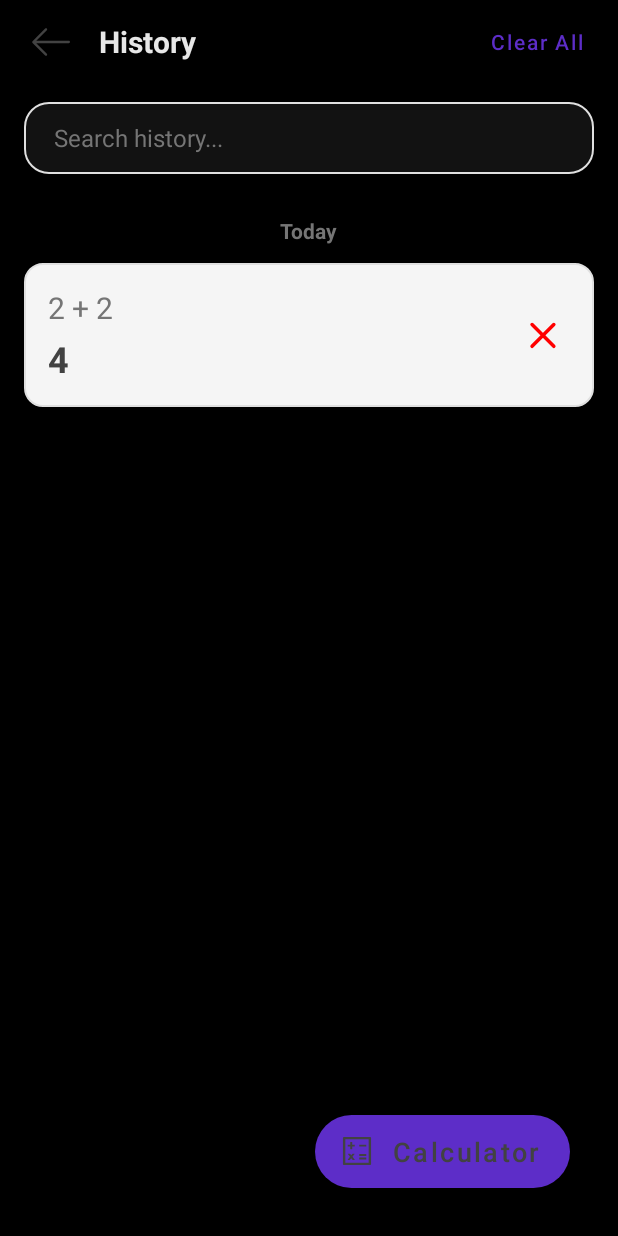
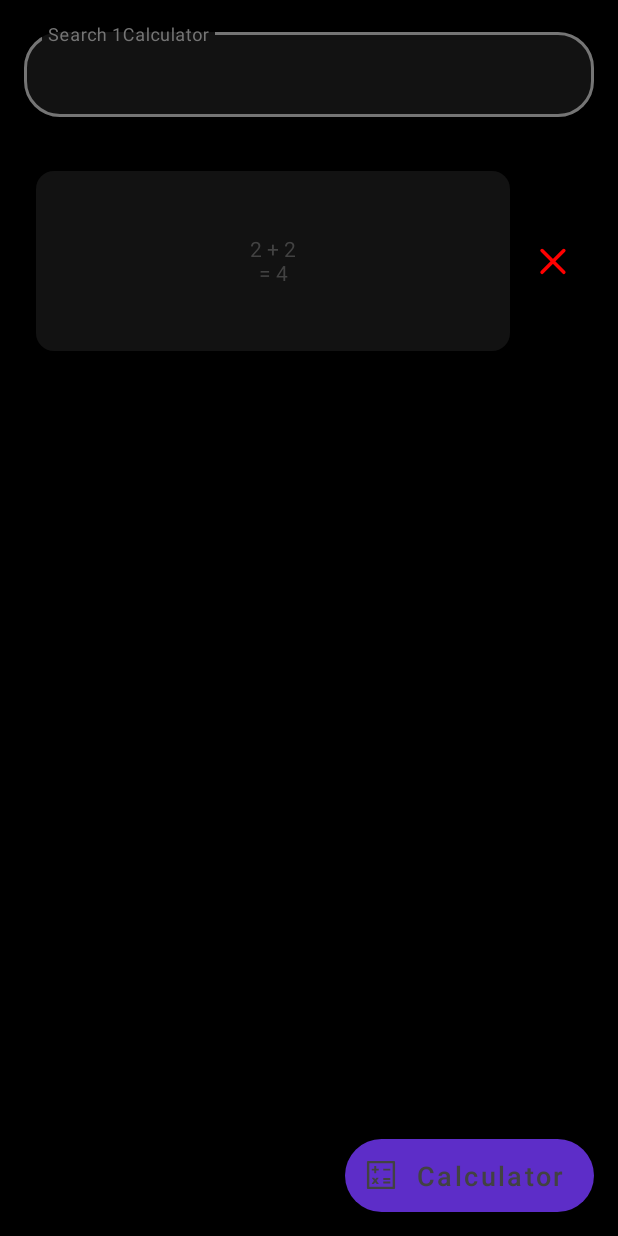
Before and after one commit to shaadowapp/1calculator, an Android app: the HistoryActivity screen opened directly, with no data from a screen before it, on a phone screen of 412 x 824 dp. Run offline under Robolectric (Android 15) with nearby library versions, the phone set to English and light mode, and no system bars; our stand-ins replace Room's generated code.

```diff
--- a/app/src/main/java/com/shaadow/onecalculator/HistoryActivity.kt
+++ b/app/src/main/java/com/shaadow/onecalculator/HistoryActivity.kt
@@ -33,7 +33,7 @@ import kotlinx.coroutines.cancel
 import kotlinx.coroutines.flow.collectLatest
 
 class HistoryActivity : AppCompatActivity() {
-    private lateinit var adapter: HistorySectionAdapter
+    private lateinit var adapter: HistoryAdapter
     private lateinit var recyclerView: RecyclerView
     private lateinit var db: HistoryDatabase
     private var allItems = mutableListOf<HistoryEntity>() // for search
@@ -130,34 +130,18 @@ class HistoryActivity : AppCompatActivity() {
     }
 
     private fun setupRecyclerView() {
-        adapter = HistorySectionAdapter { item, _ ->
-            deleteHistoryItem(item)
-        }
+        adapter = HistoryAdapter(
+            onItemClick = { historyEntity ->
+                val intent = Intent(this, MainActivity::class.java)
+                intent.putExtra("expression", historyEntity.expression)
+                intent.putExtra("result", historyEntity.result)
+                startActivity(intent)
+            },
+            onDeleteClick = { historyEntity ->
+                deleteHistoryItem(historyEntity)
+            }
+        )
         recyclerView.adapter = adapter
-
-        // Add click listener for history items
-        adapter.setOnItemClickListener { historyEntity ->
-            val intent = Intent(this, MainActivity::class.java)
-            intent.putExtra("expression", historyEntity.expression)
-            intent.putExtra("result", historyEntity.result)
-            startActivity(intent)
-        }
-
-        // Swipe to delete (LEFT)
-        val itemTouchHelper = ItemTouchHelper(object : ItemTouchHelper.SimpleCallback(0, ItemTouchHelper.LEFT) {
-            override fun onMove(rv: RecyclerView, vh: RecyclerView.ViewHolder, target: RecyclerView.ViewHolder) = false
-            override fun onSwiped(vh: RecyclerView.ViewHolder, dir: Int) {
-                val pos = vh.bindingAdapterPosition
-                if (pos != RecyclerView.NO_POSITION) {
-                    // Find the actual history item from the adapter
-                    val item = adapter.getItemAt(pos)
-                    if (item is HistoryItem.HistoryEntry) {
-                        deleteHistoryItem(item.entity)
-                    }
-                }
-            }
-        })
-        itemTouchHelper.attachToRecyclerView(recyclerView)
     }
 
     private fun deleteHistoryItem(item: HistoryEntity) {
@@ -166,7 +150,7 @@ class HistoryActivity : AppCompatActivity() {
                 db.historyDao().deleteById(item.id)
                 withContext(Dispatchers.Main) {
                     allItems.remove(item)
-                    adapter.updateHistory(allItems)
+                    adapter.submitList(allItems)
                     if (allItems.isEmpty()) showNoHistory()
                 }
             } catch (e: Exception) {
@@ -178,33 +162,15 @@ class HistoryActivity : AppCompatActivity() {
     }
 
     private fun setupSearch() {
-        val searchInput = findViewById<EditText>(R.id.search_input) ?: return
-
-        // Search logic with highlight
-        fun highlightMatch(text: String, query: String): SpannableString {
-            if (query.isBlank()) return SpannableString(text)
-            val lowerText = text.lowercase()
-            val lowerQuery = query.lowercase()
-            val start = lowerText.indexOf(lowerQuery)
-            return if (start >= 0) {
-                val end = start + query.length
-                val spannable = SpannableString(text)
-                spannable.setSpan(
-                    BackgroundColorSpan(Color.YELLOW),
-                    start, end,
-                    Spannable.SPAN_EXCLUSIVE_EXCLUSIVE
-                )
-                spannable
-            } else {
-                SpannableString(text)
-            }
-        }
+        // Get search EditText from the TextInputLayout
+        val textInputLayout = findViewById<com.google.android.material.textfield.TextInputLayout>(R.id.textInputLayout)
+        val searchInput = textInputLayout?.editText ?: return
 
         fun filterHistory(query: String) {
             val filtered = if (query.isBlank()) allItems else allItems.filter {
                 it.expression.contains(query, ignoreCase = true) || it.result.contains(query, ignoreCase = true)
             }
-            adapter.updateHistory(filtered)
+            adapter.submitList(filtered)
             val notFoundText = findViewById<TextView>(R.id.no_history_found)
             notFoundText?.visibility = if (filtered.isEmpty()) View.VISIBLE else View.GONE
         }
@@ -213,17 +179,10 @@ class HistoryActivity : AppCompatActivity() {
             override fun beforeTextChanged(s: CharSequence?, start: Int, count: Int, after: Int) {}
             override fun onTextChanged(s: CharSequence?, start: Int, before: Int, count: Int) {
                 val query = s?.toString() ?: ""
-                adapter.setQuery(query)
                 filterHistory(query)
             }
             override fun afterTextChanged(s: Editable?) {}
         })
-
-        // Highlight in adapter
-        adapter.setHighlighter { item, query, holder ->
-            holder.tvExpression.text = highlightMatch(item.expression, query)
-            holder.tvResult.text = highlightMatch(item.result, query)
-        }
 
         // Make search input focusable only after user taps it
         searchInput.setOnClickListener {
@@ -245,7 +204,7 @@ class HistoryActivity : AppCompatActivity() {
                         try {
                             allItems.clear()
                             allItems.addAll(allHistory)
-                            adapter.updateHistory(allItems)
+                            adapter.submitList(allItems)
                             if (allItems.isEmpty()) showNoHistory()
                         } catch (e: Exception) {
                             e.printStackTrace()
@@ -264,14 +223,6 @@ class HistoryActivity : AppCompatActivity() {
     }
 
     private fun setupClickListeners() {
-        findViewById<Button>(R.id.btn_clear_all)?.setOnClickListener {
-            clearAllHistory()
-        }
-
-        findViewById<android.widget.ImageButton>(R.id.btn_back)?.setOnClickListener {
-            finish()
-        }
-
         findViewById<com.google.android.material.floatingactionbutton.ExtendedFloatingActionButton>(R.id.fab_calculator)?.setOnClickListener {
             finish()
         }
@@ -285,7 +236,7 @@ class HistoryActivity : AppCompatActivity() {
                 db.historyDao().clearAll()
                 withContext(Dispatchers.Main) {
                     allItems.clear()
-                    adapter.updateHistory(allItems)
+                    adapter.submitList(allItems)
                     showNoHistory()
                     Toast.makeText(this@HistoryActivity, R.string.clear_all, Toast.LENGTH_SHORT).show()
                 }
@@ -305,12 +256,12 @@ class HistoryActivity : AppCompatActivity() {
         try {
             allItems.clear()
             allItems.add(HistoryEntity(expression = getString(R.string.no_history), result = ""))
-            adapter.updateHistory(allItems)
+            adapter.submitList(allItems)
         } catch (e: Exception) {
             // Fallback if string resource is not available
             allItems.clear()
             allItems.add(HistoryEntity(expression = "No history yet", result = ""))
-            adapter.updateHistory(allItems)
+            adapter.submitList(allItems)
         }
     }
 
--- /dev/null
+++ b/app/src/main/java/com/shaadow/onecalculator/HistoryAdapter.kt
@@ -0,0 +1,92 @@
+package com.shaadow.onecalculator
+
+import android.view.LayoutInflater
+import android.view.View
+import android.view.ViewGroup
+import android.widget.TextView
+import android.widget.ImageButton
+import androidx.recyclerview.widget.RecyclerView
+import androidx.recyclerview.widget.DiffUtil
+import androidx.recyclerview.widget.ListAdapter
+
+/**
+ * RecyclerView adapter for displaying history items in a category button style format.
+ * This adapter uses DiffUtil for efficient list updates and provides click handling
+ * for individual history items and delete functionality.
+ *
+ * @param onItemClick Callback function invoked when a history item is clicked
+ * @param onDeleteClick Callback function invoked when delete button is clicked
+ * @author Calculator Team
+ * @since 1.0
+ */
+class HistoryAdapter(
+    private val onItemClick: (HistoryEntity) -> Unit,
+    private val onDeleteClick: (HistoryEntity) -> Unit
+) : ListAdapter<HistoryEntity, HistoryAdapter.ViewHolder>(HistoryDiffCallback()) {
+
+    /**
+     * DiffUtil callback for efficiently comparing HistoryEntity items.
+     * Enables smooth animations and performance optimization when the list updates.
+     */
+    class HistoryDiffCallback : DiffUtil.ItemCallback<HistoryEntity>() {
+        override fun areItemsTheSame(oldItem: HistoryEntity, newItem: HistoryEntity): Boolean {
+            return oldItem.id == newItem.id
+        }
+
+        override fun areContentsTheSame(oldItem: HistoryEntity, newItem: HistoryEntity): Boolean {
+            return oldItem == newItem
+        }
+    }
+
+    /**
+     * Creates a new ViewHolder for the history item.
+     *
+     * @param parent The parent ViewGroup
+     * @param viewType The view type (unused in this adapter)
+     * @return A new ViewHolder instance
+     */
+    override fun onCreateViewHolder(parent: ViewGroup, viewType: Int): ViewHolder {
+        val view = LayoutInflater.from(parent.context).inflate(R.layout.history_item, parent, false)
+        return ViewHolder(view)
+    }
+
+    /**
+     * Binds the HistoryEntity data to the ViewHolder.
+     *
+     * @param holder The ViewHolder to bind data to
+     * @param position The position of the item in the list
+     */
+    override fun onBindViewHolder(holder: ViewHolder, position: Int) {
+        holder.bind(getItem(position))
+    }
+
+    /**
+     * ViewHolder class for history items.
+     * Manages the view binding and click handling for individual history entries.
+     *
+     * @param itemView The root view of the history item
+     */
+    inner class ViewHolder(itemView: View) : RecyclerView.ViewHolder(itemView) {
+        private val historyItemText: TextView = itemView.findViewById(R.id.history_item_text)
+        private val deleteButton: ImageButton = itemView.findViewById(R.id.btn_delete)
+
+        /**
+         * Binds the history entity data to the view elements and sets up click handling.
+         *
+         * @param item The HistoryEntity to display
+         */
+        fun bind(item: HistoryEntity) {
+            // Display expression and result in a single TextView
+            historyItemText.text = "${item.expression}\n= ${item.result}"
+
+            // Set up click listeners
+            historyItemText.setOnClickListener {
+                onItemClick(item)
+            }
+
+            deleteButton.setOnClickListener {
+                onDeleteClick(item)
+            }
+        }
+    }
+}
--- a/app/src/main/res/layout/history_item.xml
+++ b/app/src/main/res/layout/history_item.xml
@@ -3,61 +3,40 @@
     xmlns:app="http://schemas.android.com/apk/res-auto"
     android:layout_width="match_parent"
     android:layout_height="wrap_content"
-    android:padding="16dp"
-    android:background="@drawable/history_item_bg"
     android:layout_marginHorizontal="8dp"
     android:layout_marginVertical="4dp">
 
+    <!-- History item as category button style -->
     <TextView
-        android:id="@+id/tv_expression"
+        android:id="@+id/history_item_text"
         android:layout_width="0dp"
-        android:layout_height="wrap_content"
-        android:text="@string/expression_desc"
-        android:textColor="@color/category_grey"
-        android:textSize="20sp"
+        android:layout_height="120dp"
+        android:background="@drawable/bg_button_rounded"
+        android:clickable="true"
+        android:focusable="true"
+        android:foreground="?attr/selectableItemBackground"
+        android:gravity="center"
+        android:padding="16dp"
+        android:textColor="@color/subtle_text"
+        android:textSize="14sp"
+        android:maxLines="3"
+        android:ellipsize="end"
+        android:textAlignment="center"
         android:layout_marginEnd="8dp"
+        app:layout_constraintStart_toStartOf="parent"
+        app:layout_constraintEnd_toStartOf="@+id/btn_delete"
         app:layout_constraintTop_toTopOf="parent"
-        app:layout_constraintStart_toStartOf="parent"
-        app:layout_constraintEnd_toStartOf="@+id/tv_source" />
-
-    <TextView
-        android:id="@+id/tv_result"
-        android:layout_width="0dp"
-        android:layout_height="wrap_content"
-        android:text="@string/result_desc"
-        android:textColor="@color/subtle_text"
-        android:textSize="24sp"
-        android:textStyle="bold"
-        android:layout_marginTop="4dp"
-        android:layout_marginEnd="8dp"
-        app:layout_constraintTop_toBottomOf="@+id/tv_expression"
-        app:layout_constraintStart_toStartOf="parent"
-        app:layout_constraintEnd_toStartOf="@+id/tv_source"
         app:layout_constraintBottom_toBottomOf="parent" />
 
-    <TextView
-        android:id="@+id/tv_source"
-        android:layout_width="wrap_content"
-        android:layout_height="wrap_content"
-        android:text="Widget"
-        android:textColor="@color/category_grey"
-        android:textSize="14sp"
-        android:paddingStart="8dp"
-        android:paddingEnd="8dp"
-        android:visibility="gone"
-        android:layout_marginEnd="8dp"
-        app:layout_constraintTop_toTopOf="parent"
-        app:layout_constraintBottom_toBottomOf="parent"
-        app:layout_constraintEnd_toStartOf="@+id/btn_delete" />
-
+    <!-- Delete button -->
     <ImageButton
         android:id="@+id/btn_delete"
-        android:layout_width="30dp"
-        android:layout_height="30dp"
+        android:layout_width="40dp"
+        android:layout_height="40dp"
         android:src="@drawable/ic_delete"
         android:background="?attr/selectableItemBackgroundBorderless"
         android:contentDescription="@string/delete_btn_desc"
-        android:layout_marginHorizontal="3dp"
+        android:padding="8dp"
         app:layout_constraintTop_toTopOf="parent"
         app:layout_constraintBottom_toBottomOf="parent"
         app:layout_constraintEnd_toEndOf="parent" />
--- a/app/src/main/res/layout/layout_history.xml
+++ b/app/src/main/res/layout/layout_history.xml
@@ -1,113 +1,67 @@
 <?xml version="1.0" encoding="utf-8"?>
-<FrameLayout xmlns:android="http://schemas.android.com/apk/res/android"
+<androidx.coordinatorlayout.widget.CoordinatorLayout xmlns:android="http://schemas.android.com/apk/res/android"
     xmlns:app="http://schemas.android.com/apk/res-auto"
     android:layout_width="match_parent"
     android:layout_height="match_parent"
     android:background="#000000">
 
-    <androidx.constraintlayout.widget.ConstraintLayout
+    <!-- App Bar with Collapsing Toolbar -->
+    <com.google.android.material.appbar.AppBarLayout
+        android:id="@+id/app_bar"
         android:layout_width="match_parent"
-        android:layout_height="match_parent">
+        android:layout_height="wrap_content"
+        android:theme="@style/ThemeOverlay.AppCompat.Dark.ActionBar">
 
-        <!-- Top bar with back, title, and clear all -->
+        <com.google.android.material.appbar.CollapsingToolbarLayout
+            android:id="@+id/collapsing_toolbar"
+            android:layout_width="match_parent"
+            android:layout_height="wrap_content"
+            app:layout_scrollFlags="scroll|exitUntilCollapsed"
+            app:contentScrim="?attr/colorPrimary"
+            app:statusBarScrim="?attr/colorPrimary">
+
+            <!-- Parent container with padding for search box -->
             <LinearLayout
-            android:id="@+id/top_bar"
-            android:layout_width="0dp"
-            android:layout_height="56dp"
-            android:orientation="horizontal"
-            android:background="#000"
-            android:gravity="center_vertical"
-            android:paddingStart="10dp"
-            android:paddingEnd="18dp"
-            app:layout_constraintTop_toTopOf="parent"
-            app:layout_constraintStart_toStartOf="parent"
-            app:layout_constraintEnd_toEndOf="parent">
+                android:layout_width="match_parent"
+                android:layout_height="wrap_content"
+                android:orientation="vertical"
+                android:background="#000000"
+                android:padding="16dp">
 
-            <ImageButton
-                android:id="@+id/btn_back"
-                android:layout_width="48dp"
-                android:layout_height="48dp"
-                android:background="@android:color/transparent"
-                android:src="@drawable/ic_back"
-                android:contentDescription="@string/back_text"
-                app:tint="@color/subtle_text" />
+                <!-- Include the search bar layout -->
+                <include
+                    layout="@layout/search_bar"
+                    android:layout_width="match_parent"
+                    android:layout_height="wrap_content"
+                    app:layout_collapseMode="pin" />
 
-            <TextView
-                android:id="@+id/screen_name"
-                android:layout_width="0dp"
-                android:layout_height="wrap_content"
-                android:layout_weight="1"
-                android:text="@string/history"
-                android:textColor="#E7E7E7"
-                android:textSize="20sp"
-                android:layout_marginStart="8dp"
-                android:layout_marginEnd="8dp"
-                android:textStyle="bold"/>
-
-            <Button
-                android:id="@+id/btn_clear_all"
-                android:layout_width="wrap_content"
-                android:layout_height="wrap_content"
-                android:text="@string/clear_all"
-                android:textColor="@color/brand_blue"
-                android:background="@android:color/transparent"
-                android:textSize="14sp"
-                android:paddingEnd="0dp"
-                android:textAllCaps="false"/>
             </LinearLayout>
 
-        <!-- Modern search bar below top bar -->
-        <androidx.constraintlayout.widget.ConstraintLayout
-            android:id="@+id/search_bar_container"
-            android:layout_width="0dp"
-            android:layout_height="56dp"
-            android:layout_marginTop="8dp"
-            android:layout_marginBottom="8dp"
-            android:layout_marginStart="16dp"
-            android:layout_marginEnd="16dp"
-            app:layout_constraintTop_toBottomOf="@id/top_bar"
-            app:layout_constraintStart_toStartOf="parent"
-            app:layout_constraintEnd_toEndOf="parent">
+        </com.google.android.material.appbar.CollapsingToolbarLayout>
 
-            <EditText
-                android:id="@+id/search_input"
-                android:layout_width="0dp"
-                android:layout_height="48dp"
-                android:layout_marginStart="0dp"
-                android:layout_marginEnd="0dp"
-                android:autofillHints="none"
-                android:background="@drawable/search_rounded_bg"
-                android:hint="@string/search_history_text_placeholder"
-                android:inputType="text"
-                android:textColor="@color/white"
-                android:textColorHint="@color/category_grey"
-                android:paddingStart="20dp"
-                android:paddingEnd="20dp"
-                android:textSize="16sp"
-                android:singleLine="true"
-                app:layout_constraintStart_toStartOf="parent"
-                app:layout_constraintEnd_toEndOf="parent"
-                app:layout_constraintTop_toTopOf="parent"
-                app:layout_constraintBottom_toBottomOf="parent"
-                android:focusable="false"
-                android:focusableInTouchMode="false"
-                android:clickable="true"/>
+    </com.google.android.material.appbar.AppBarLayout>
 
-        </androidx.constraintlayout.widget.ConstraintLayout>
+    <!-- Main Content inside NestedScrollView -->
+    <androidx.core.widget.NestedScrollView
+        android:id="@+id/history_scrollview"
+        android:layout_width="match_parent"
+        android:layout_height="match_parent"
+        android:fillViewport="true"
+        app:layout_behavior="@string/appbar_scrolling_view_behavior">
 
-        <!-- RecyclerView below search bar -->
+        <LinearLayout
+            android:layout_width="match_parent"
+            android:layout_height="wrap_content"
+            android:orientation="vertical"
+            android:padding="16dp"
+            android:paddingBottom="96dp">
+
+            <!-- History items will be added here dynamically -->
             <androidx.recyclerview.widget.RecyclerView
                 android:id="@+id/history_recycler"
-            android:layout_width="0dp"
-            android:layout_height="0dp"
-            android:paddingTop="8dp"
-            android:paddingBottom="8dp"
-            android:paddingStart="8dp"
-            android:paddingEnd="8dp"
-            app:layout_constraintTop_toBottomOf="@id/search_bar_container"
-            app:layout_constraintBottom_toBottomOf="parent"
-            app:layout_constraintStart_toStartOf="parent"
-            app:layout_constraintEnd_toEndOf="parent"/>
+                android:layout_width="match_parent"
+                android:layout_height="wrap_content"
+                android:nestedScrollingEnabled="false" />
 
             <TextView
                 android:id="@+id/no_history_found"
@@ -117,29 +71,28 @@
                 android:textColor="@android:color/darker_gray"
                 android:textSize="18sp"
                 android:visibility="gone"
-            app:layout_constraintTop_toBottomOf="@id/search_bar_container"
-            app:layout_constraintStart_toStartOf="parent"
-            app:layout_constraintEnd_toEndOf="parent"
+                android:layout_gravity="center"
                 android:layout_marginTop="24dp"/>
 
-    </androidx.constraintlayout.widget.ConstraintLayout>
+        </LinearLayout>
+    </androidx.core.widget.NestedScrollView>
 
+    <!-- Floating Action Button -->
     <com.google.android.material.floatingactionbutton.ExtendedFloatingActionButton
         android:id="@+id/fab_calculator"
         android:layout_width="wrap_content"
         android:layout_height="wrap_content"
-        android:layout_gravity="bottom|end"
-        android:layout_marginBottom="32dp"
-        android:layout_marginEnd="32dp"
+        android:layout_margin="16dp"
         android:contentDescription="@string/calculator_text"
         android:text="@string/calculator_text"
         android:textAllCaps="false"
         android:textColor="@color/subtle_text"
         android:textSize="18sp"
-        android:paddingStart="16dp"
         app:backgroundTint="@color/brand_blue"
         app:icon="@drawable/ic_calc_icon"
         app:iconTint="@color/subtle_text"
-        app:tint="@color/subtle_text" />
+        app:layout_anchor="@id/history_scrollview"
+        app:layout_anchorGravity="bottom|end"
+        app:layout_behavior="com.google.android.material.behavior.HideBottomViewOnScrollBehavior" />
 
-</FrameLayout>
+</androidx.coordinatorlayout.widget.CoordinatorLayout>
```
Lines whose indentation alone changed are shown as unchanged.
